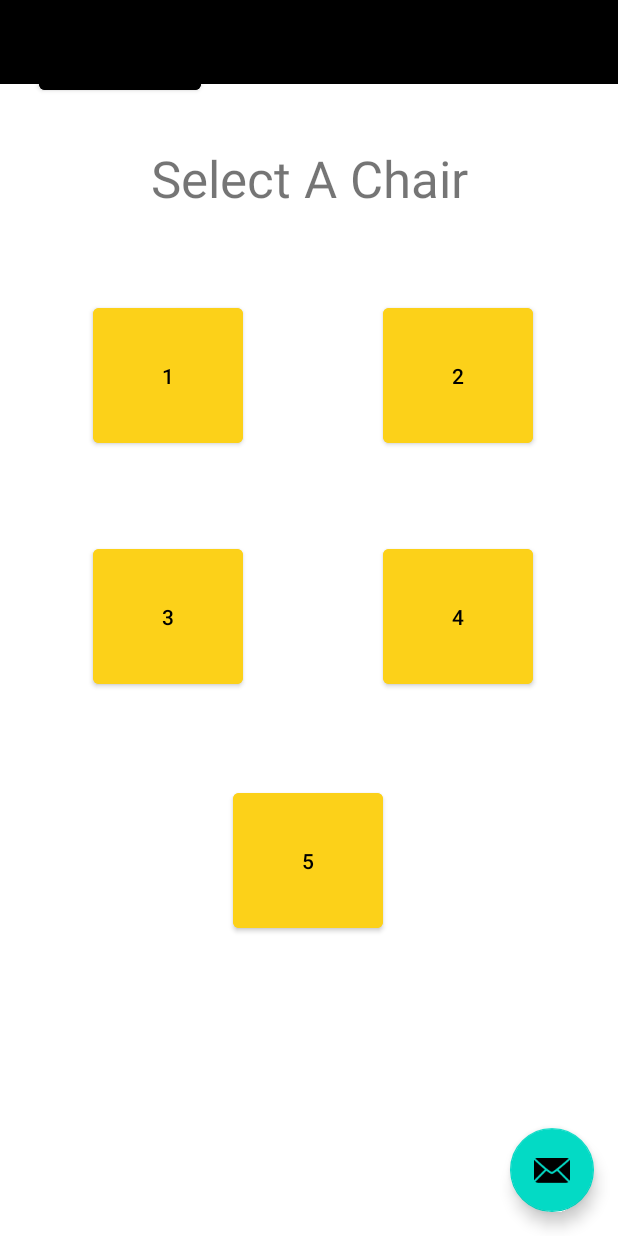
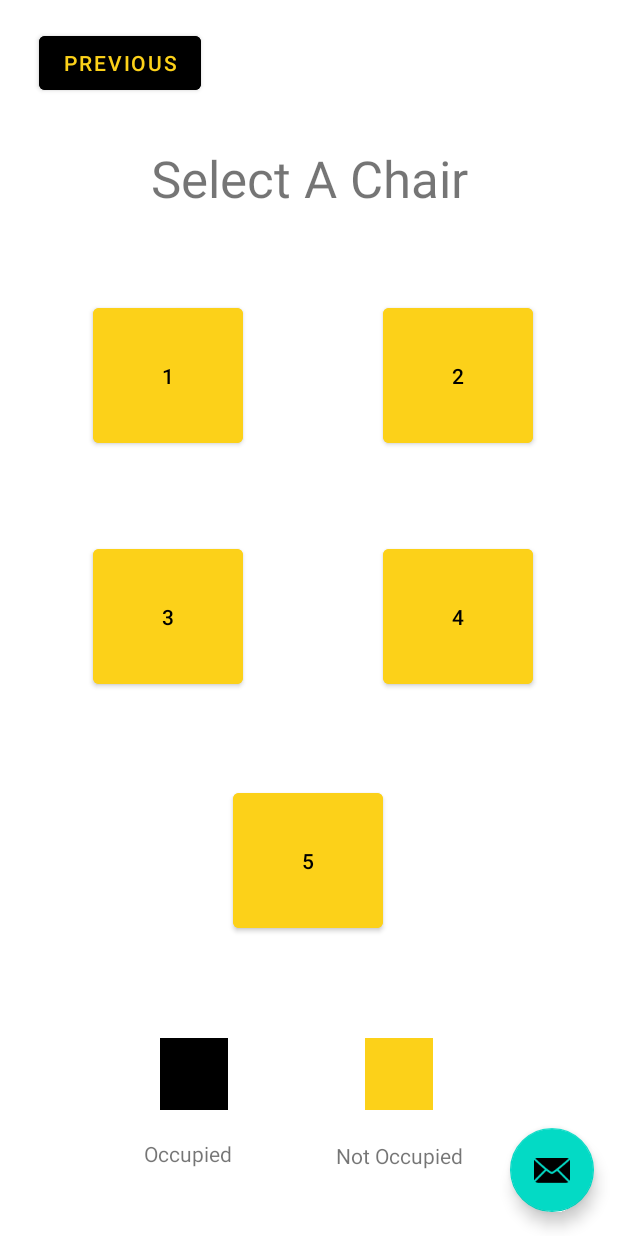
Before and after one commit to AustinWittenburg/Chair-App, an Android app: the SecondFragment screen opened through its navigation route, on a phone screen of 412 x 824 dp. Run offline under Robolectric (Android 15) with nearby library versions, the phone set to English and light mode, and no system bars; our stand-ins replace Firebase (no records; nobody signed in at launch, a user with empty details on screens opened directly), navigation-ui; 5 statements that could not run were skipped.

Commit message:
fixed some issues for design

```diff
--- a/app/src/main/java/com/chairnetwork/chairapp/MainActivity.java
+++ b/app/src/main/java/com/chairnetwork/chairapp/MainActivity.java
@@ -55,11 +55,11 @@ public class MainActivity extends AppCompatActivity implements SecondFragment.Se
 
         reserve = new Reserve();
 
-        setSupportActionBar(binding.toolbar);
+        //setSupportActionBar(binding.toolbar);
 
         NavController navController = Navigation.findNavController(this, R.id.nav_host_fragment_content_main);
         appBarConfiguration = new AppBarConfiguration.Builder(navController.getGraph()).build();
-        NavigationUI.setupActionBarWithNavController(this, navController, appBarConfiguration);
+        //NavigationUI.setupActionBarWithNavController(this, navController, appBarConfiguration);
 
         //setContentView(R.layout.fragment_second);
 
@@ -165,7 +165,5 @@ public class MainActivity extends AppCompatActivity implements SecondFragment.Se
         endTimePickerDialog.setTitle("Select End Time");
         endTimePickerDialog.show();
 
-
-
     }
 }
--- a/app/src/main/java/com/chairnetwork/chairapp/Reserve.java
+++ b/app/src/main/java/com/chairnetwork/chairapp/Reserve.java
@@ -117,10 +117,4 @@ public class Reserve extends Fragment {
         super.onDestroyView();
         binding = null;
     }
-
-
-
-
-
-
 }
--- a/app/src/main/res/layout/activity_main.xml
+++ b/app/src/main/res/layout/activity_main.xml
@@ -29,14 +29,6 @@
         app:srcCompat="@android:drawable/ic_dialog_email"
         tools:ignore="SpeakableTextPresentCheck,SpeakableTextPresentCheck" />
 
-    <androidx.appcompat.widget.Toolbar
-        android:id="@+id/toolbar"
-        android:layout_width="match_parent"
-        android:layout_height="wrap_content"
-        android:background="?attr/colorPrimary"
-        app:layout_anchor="@+id/appBarLayout"
-        app:layout_anchorGravity="top|center"
-        app:popupTheme="@style/Theme.ChairApp.PopupOverlay" />
 
 
 
--- a/app/src/main/res/layout/fragment_first.xml
+++ b/app/src/main/res/layout/fragment_first.xml
@@ -31,15 +31,4 @@
         app:layout_constraintTop_toBottomOf="@id/textview_first" />
 
 
-    <TextView
-        android:id="@+id/dbText"
-        android:layout_width="86dp"
-        android:layout_height="35dp"
-        android:text="@string/weight"
-        android:textAlignment="center"
-        app:layout_constraintBottom_toBottomOf="parent"
-        app:layout_constraintEnd_toEndOf="parent"
-        app:layout_constraintHorizontal_bias="0.498"
-        app:layout_constraintStart_toStartOf="parent" />
-
 </androidx.constraintlayout.widget.ConstraintLayout>
--- a/app/src/main/res/layout/fragment_second.xml
+++ b/app/src/main/res/layout/fragment_second.xml
@@ -106,9 +106,12 @@
         android:layout_height="48dp"
         android:background="@color/black"
         android:text=""
-        tools:ignore="MissingConstraints"
-        tools:layout_editor_absoluteX="113dp"
-        tools:layout_editor_absoluteY="599dp" />
+        app:layout_constraintBottom_toBottomOf="parent"
+        app:layout_constraintEnd_toEndOf="parent"
+        app:layout_constraintHorizontal_bias="0.29"
+        app:layout_constraintStart_toStartOf="parent"
+        app:layout_constraintTop_toTopOf="parent"
+        app:layout_constraintVertical_bias="0.892" />
 
     <TextView
         android:id="@+id/textView6"
@@ -116,27 +119,36 @@
         android:layout_height="48dp"
         android:background="@color/hawkeye_gold"
         android:text=""
-        tools:ignore="MissingConstraints"
-        tools:layout_editor_absoluteX="201dp"
-        tools:layout_editor_absoluteY="599dp" />
+        app:layout_constraintBottom_toBottomOf="parent"
+        app:layout_constraintEnd_toEndOf="parent"
+        app:layout_constraintHorizontal_bias="0.663"
+        app:layout_constraintStart_toStartOf="parent"
+        app:layout_constraintTop_toTopOf="parent"
+        app:layout_constraintVertical_bias="0.892" />
 
     <TextView
         android:id="@+id/textView7"
         android:layout_width="67dp"
         android:layout_height="19dp"
         android:text="@string/occupied"
-        tools:ignore="MissingConstraints"
-        tools:layout_editor_absoluteX="98dp"
-        tools:layout_editor_absoluteY="655dp" />
+        app:layout_constraintBottom_toBottomOf="parent"
+        app:layout_constraintEnd_toEndOf="parent"
+        app:layout_constraintHorizontal_bias="0.279"
+        app:layout_constraintStart_toStartOf="parent"
+        app:layout_constraintTop_toTopOf="parent"
+        app:layout_constraintVertical_bias="0.944" />
 
     <TextView
         android:id="@+id/textView8"
         android:layout_width="wrap_content"
         android:layout_height="wrap_content"
         android:text="@string/not_occupied"
-        tools:ignore="MissingConstraints"
-        tools:layout_editor_absoluteX="185dp"
-        tools:layout_editor_absoluteY="655dp" />
+        app:layout_constraintBottom_toBottomOf="parent"
+        app:layout_constraintEnd_toEndOf="parent"
+        app:layout_constraintHorizontal_bias="0.684"
+        app:layout_constraintStart_toStartOf="parent"
+        app:layout_constraintTop_toTopOf="parent"
+        app:layout_constraintVertical_bias="0.945" />
 
 
 </androidx.constraintlayout.widget.ConstraintLayout>
```
